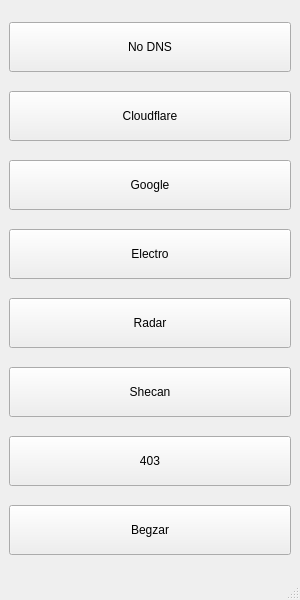
This is qtui/mainwindow.ui in hmralavi/DNSapp as Qt 5 draws it before an edit. The edited form follows.
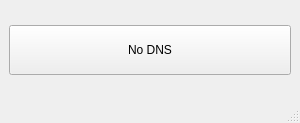
This is the edited form.

```diff
--- a/qtui/mainwindow.ui
+++ b/qtui/mainwindow.ui
@@ -10,11 +10,11 @@
     <x>0</x>
     <y>0</y>
     <width>300</width>
-    <height>600</height>
+    <height>123</height>
    </rect>
   </property>
   <property name="sizePolicy">
-   <sizepolicy hsizetype="Fixed" vsizetype="Fixed">
+   <sizepolicy hsizetype="Fixed" vsizetype="Minimum">
     <horstretch>0</horstretch>
     <verstretch>0</verstretch>
    </sizepolicy>
@@ -22,13 +22,13 @@
   <property name="minimumSize">
    <size>
     <width>300</width>
-    <height>600</height>
+    <height>0</height>
    </size>
   </property>
   <property name="maximumSize">
    <size>
     <width>300</width>
-    <height>600</height>
+    <height>160000</height>
    </size>
   </property>
   <property name="contextMenuPolicy">
@@ -52,97 +52,6 @@
       </property>
      </widget>
     </item>
-    <item>
-     <widget class="QPushButton" name="cloudflare_btn">
-      <property name="minimumSize">
-       <size>
-        <width>0</width>
-        <height>50</height>
-       </size>
-      </property>
-      <property name="text">
-       <string>Cloudflare</string>
-      </property>
-     </widget>
-    </item>
-    <item>
-     <widget class="QPushButton" name="google_btn">
-      <property name="minimumSize">
-       <size>
-        <width>0</width>
-        <height>50</height>
-       </size>
-      </property>
-      <property name="text">
-       <string>Google</string>
-      </property>
-     </widget>
-    </item>
-    <item>
-     <widget class="QPushButton" name="electro_btn">
-      <property name="minimumSize">
-       <size>
-        <width>0</width>
-        <height>50</height>
-       </size>
-      </property>
-      <property name="text">
-       <string>Electro</string>
-      </property>
-     </widget>
-    </item>
-    <item>
-     <widget class="QPushButton" name="radar_btn">
-      <property name="minimumSize">
-       <size>
-        <width>0</width>
-        <height>50</height>
-       </size>
-      </property>
-      <property name="text">
-       <string>Radar</string>
-      </property>
-     </widget>
-    </item>
-    <item>
-     <widget class="QPushButton" name="shecan_btn">
-      <property name="minimumSize">
-       <size>
-        <width>0</width>
-        <height>50</height>
-       </size>
-      </property>
-      <property name="text">
-       <string>Shecan</string>
-      </property>
-     </widget>
-    </item>
-    <item>
-     <widget class="QPushButton" name="dns403_btn">
-      <property name="minimumSize">
-       <size>
-        <width>0</width>
-        <height>50</height>
-       </size>
-      </property>
-      <property name="text">
-       <string>403</string>
-      </property>
-     </widget>
-    </item>
-    <item>
-     <widget class="QPushButton" name="begzar_btn">
-      <property name="minimumSize">
-       <size>
-        <width>0</width>
-        <height>50</height>
-       </size>
-      </property>
-      <property name="text">
-       <string>Begzar</string>
-      </property>
-     </widget>
-    </item>
    </layout>
   </widget>
   <widget class="QMenuBar" name="menubar">
```
Left out of the diff: 2 changed lines with no effect on the pictures.
